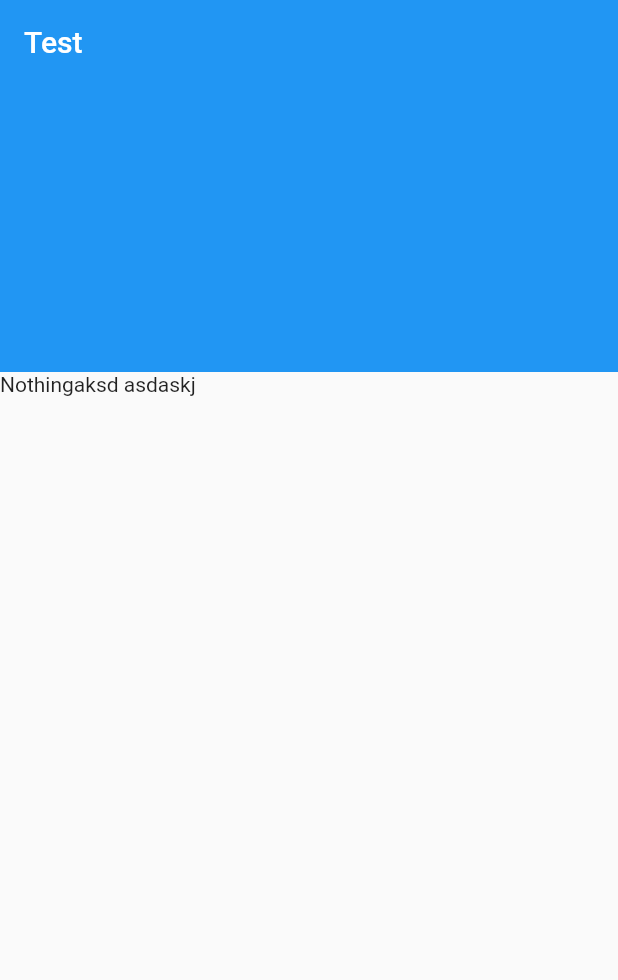
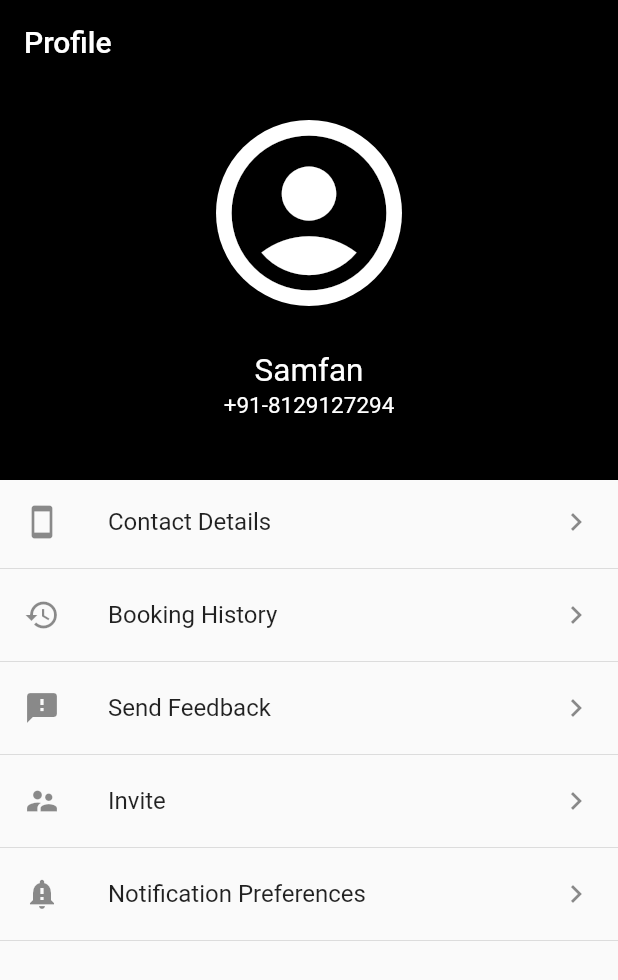
Before and after one commit to plokmij/verbose-spoon, a Flutter app: the screen it shows after launch, on a phone screen of 412 x 824 dp. Shown: the top 980 px of the screen. Run offline on Flutter 3.47's test engine with Material 2 defaults, Android fonts, the phone set to English and light mode, and no system bars.

Commit message:
Add profile_ui widgets

```diff
--- a/lib/main.dart
+++ b/lib/main.dart
@@ -1,4 +1,5 @@
 import 'package:flutter/material.dart';
+//import '';
 
 void main() {
   runApp(App());
@@ -13,10 +14,15 @@ class App extends StatelessWidget {
           headerSliverBuilder: (BuildContext context, bool innerBoxIsScrolled){
             return <Widget>[
               SliverAppBar(
-                title: Text("Test"),
-                expandedHeight: 248.0,
-                floating: false,
+                backgroundColor: Colors.black,
+                title: Text("Profile"),
+                expandedHeight: 320.0,
                 pinned: true,
+                flexibleSpace: FlexibleSpaceBar(
+                  centerTitle: true,
+                  background: ProfileCard(fullName: 'Samfan',phoneNo: '+91-8129127294',),
+                ),
+
                 /*flexibleSpace: FlexibleSpaceBar(
                   centerTitle: true,
                   title: Text("Collapsing Toolbar",
@@ -32,9 +38,138 @@ class App extends StatelessWidget {
               ),
             ];
           },
-          body: Text('Nothingaksd asdaskj'),
+          body: ListView(
+            children: <Widget>[
+              OptionList(),
+            ],
+          ),
         ),
       ),
     );
   }
 }
+
+class ProfileCard extends StatelessWidget {
+  final String fullName;
+  final String phoneNo;
+
+  ProfileCard({this.fullName, this.phoneNo});
+
+  Widget build(BuildContext context) {
+    return Column(
+      children: <Widget>[card(context)],
+    );
+  }
+
+  Widget card(BuildContext context) {
+    return Container(
+      margin: EdgeInsets.only(top:80.0),
+      child: Stack(
+        children: <Widget>[
+          colorBox(Colors.black),
+          SizedBox(height:10.0),
+          profilePic(context),
+          nameNnumber(),
+        ],
+      ),
+    );
+  }
+
+  Widget colorBox(Color color) {
+    return Container(
+      height: 248.0,
+      decoration: BoxDecoration(
+          color: Colors.black,
+          shape: BoxShape.rectangle,
+          boxShadow: <BoxShadow>[
+            BoxShadow(
+              blurRadius: 2.0,
+              offset: Offset(0.0, 10.0),
+            )
+          ]),
+    );
+  }
+
+  Widget profilePic(BuildContext context) {
+    //double width = MediaQuery.of(context).size.width / 2 - 64.0;
+    return Container(
+      alignment: Alignment.center,
+      child: Icon(
+        Icons.account_circle,
+        size: 124.0,
+        color: Colors.black,
+      ),
+      decoration: BoxDecoration(
+        color: Colors.white,
+        shape: BoxShape.circle,
+      ),
+    );
+  }
+
+  Widget nameNnumber() {
+    Text name = Text(
+      fullName,
+      textAlign: TextAlign.center,
+      style: TextStyle(
+        color: Colors.white,
+        fontSize: 21.0,
+        fontWeight: FontWeight.w400,
+      ),
+    );
+
+    Text number = Text(
+      phoneNo,
+      textAlign: TextAlign.center,
+      style: TextStyle(
+        color: Colors.white,
+        fontSize: 15.0,
+        fontWeight: FontWeight.w400,
+      ),
+    );
+    return Container(
+      alignment: Alignment.center,
+      margin: EdgeInsets.only(
+        top: 155.0,
+      ),
+      child: Column(
+        children: <Widget>[
+          name,
+          SizedBox(
+            height: 1.0,
+          ),
+          number
+        ],
+      ),
+    );
+  }
+}
+
+class OptionList extends StatelessWidget {
+  Widget build(BuildContext context) {
+    return Column(
+      children: <Widget>[
+        buildTile(context, "Contact Details", Icons.smartphone),
+        buildTile(context, "Booking History", Icons.history),
+        buildTile(context, "Send Feedback", Icons.feedback),
+        buildTile(context, "Invite", Icons.supervisor_account),
+        buildTile(context, "Notification Preferences", Icons.notification_important),
+
+      ],
+    );
+  }
+
+  Widget buildTile(BuildContext context, String title, IconData icon) {
+    return Column(
+      children: <Widget>[
+        ListTile(
+          title: Text(title),
+          leading: Icon(icon),
+          trailing: Icon(Icons.navigate_next),
+        ),
+        Divider(
+          height: 6.0,
+        ),
+      ],
+    );
+  }
+}
```
